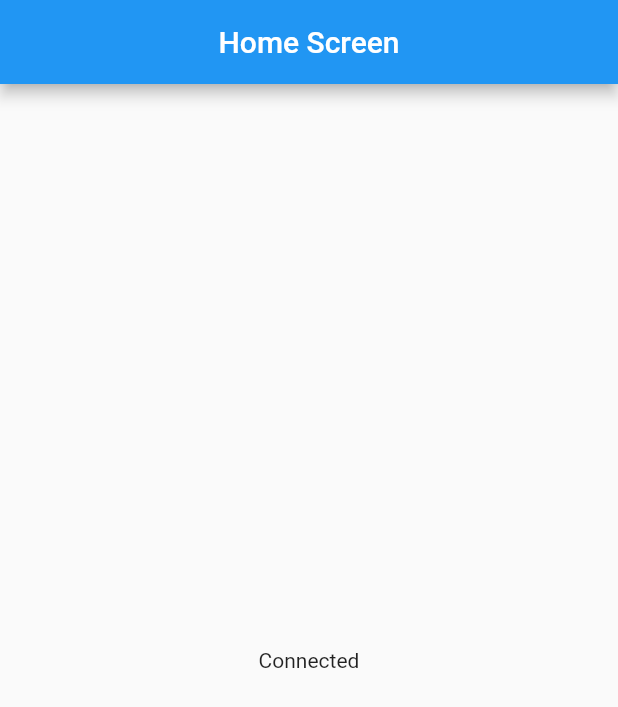
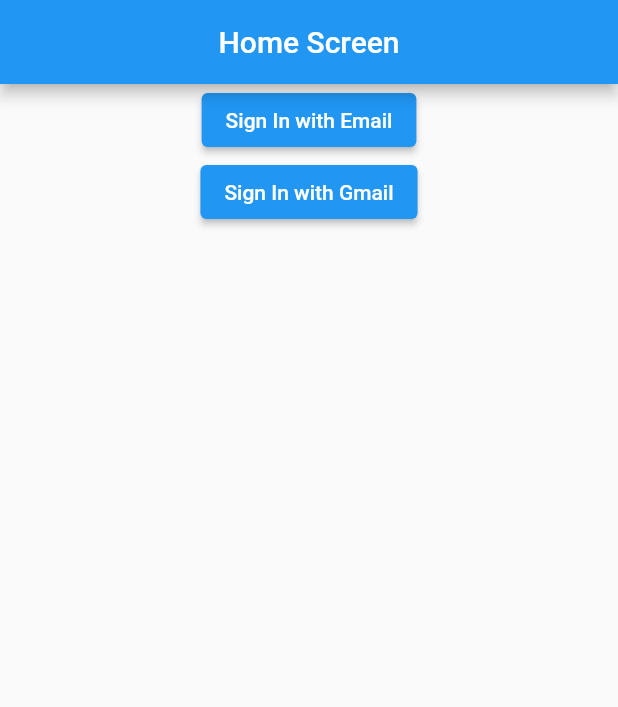
Before and after one commit to HassanAhamd/Flutter_Bloc_Practice, a Flutter app: the screen it shows after launch, on a phone screen of 412 x 824 dp. Shown: the top 707 px of the screen. Run offline on Flutter 3.47's test engine with Material 2 defaults, Android fonts, the phone set to English and light mode, and no system bars; our stand-ins replace bloc, connectivity_plus, email_validator, flutter_bloc.

Commit message:
--Flutter SingIn Activity With Bloc Pattren !
Signed-off-by: HassanAhamd <Hassanshabir04@mail.com>

```diff
--- a/lib/screens/HomeScreen.dart
+++ b/lib/screens/HomeScreen.dart
@@ -1,6 +1,9 @@
 import 'package:bloc_practice/cubit/internet_cubit.dart';
+import 'package:bloc_practice/screens/signInBloc/sign_in_bloc.dart';
 import 'package:flutter/material.dart';
 import 'package:flutter_bloc/flutter_bloc.dart';
+
+import 'email_screen.dart';
 
 class HomeScreen extends StatelessWidget{
   const HomeScreen({Key? key}) : super(key: key);
@@ -32,16 +35,20 @@ class HomeScreen extends StatelessWidget{
                 }
               },
               builder: (context, state) {
-              if(state == InternetState.Gained){
-                return const Text("Connected");
-              } else if(state == InternetState.Lost){
-                return const Text("Internet Connection Lost");
-              } else if(state == InternetState.Intial){
-                return const Text("Check Your Internet Connection !");
+                  return Center(
+                    child: Column(children: [
+                      ElevatedButton(onPressed: (){
+                        Navigator.push(context,
+                            MaterialPageRoute(builder:
+                            (context) => BlocProvider(
+                              create: (context) => SignInBloc(),
+                                child: email_screen())));
+                      }, child: Text("Sign In with Email")),
+                      ElevatedButton(onPressed: (){}, child: Text("Sign In with Gmail")),
+                    ],),
+                  );
               }
-              return const Text("Somthing Went Wrong !");
-            }
-        )
+          ),
       )
       );
   }
--- /dev/null
+++ b/lib/screens/signInBloc/sign_in_bloc.dart
@@ -0,0 +1,26 @@
+import 'dart:async';
+
+import 'package:bloc/bloc.dart';
+import 'package:email_validator/email_validator.dart';
+import 'package:meta/meta.dart';
+
+part 'sign_in_event.dart';
+part 'sign_in_state.dart';
+
+class SignInBloc extends Bloc<SignInEvent, SignInState> {
+  SignInBloc() : super(SignInInitial()) {
+    on<SignInTextChangeEvent>((event, emit) {
+      if(EmailValidator.validate(event.email) == false){
+        emit(SignInErrorState(errorMessage: "Enter Valid Email Address"));
+      } else if(event.password.length < 8){
+        emit(SignInErrorState(errorMessage: "Please Enter 8 digit strong password"));
+      } else{
+        emit(SignInValidState());
+      }
+    });
+
+    on<SignInSubmittedEvent>((event, emit) {
+      emit(SignInLoadingState());
+    });
+  }
+}
--- /dev/null
+++ b/lib/screens/signInBloc/sign_in_event.dart
@@ -0,0 +1,17 @@
+part of 'sign_in_bloc.dart';
+
+abstract class SignInEvent {}
+
+class SignInTextChangeEvent extends SignInEvent{
+  final String email;
+  final String password;
+
+  SignInTextChangeEvent({required this.email, required this.password});
+}
+
+class SignInSubmittedEvent extends SignInEvent{
+  final String email;
+  final String password;
+
+  SignInSubmittedEvent({required this.email, required this.password});
+}
--- /dev/null
+++ b/lib/screens/signInBloc/sign_in_state.dart
@@ -0,0 +1,15 @@
+part of 'sign_in_bloc.dart';
+
+abstract class SignInState {}
+
+class SignInInitial extends SignInState {}
+
+class SignInValidState extends SignInState {}
+
+class SignInErrorState extends SignInState {
+  final String errorMessage;
+
+  SignInErrorState({required this.errorMessage});
+}
+
+class SignInLoadingState extends SignInState {}
--- a/pubspec.yaml
+++ b/pubspec.yaml
@@ -31,6 +31,7 @@ dependencies:
     sdk: flutter
   flutter_bloc: ^8.0.1
   connectivity_plus: ^2.2.0
+  email_validator: ^2.0.1
 
 
   # The following adds the Cupertino Icons font to your application.
```
Also changed, not shown: lib/screens/email_screen.dart (added, +101 -0 lines), pubspec.lock. Lines whose indentation alone changed are shown as unchanged.
